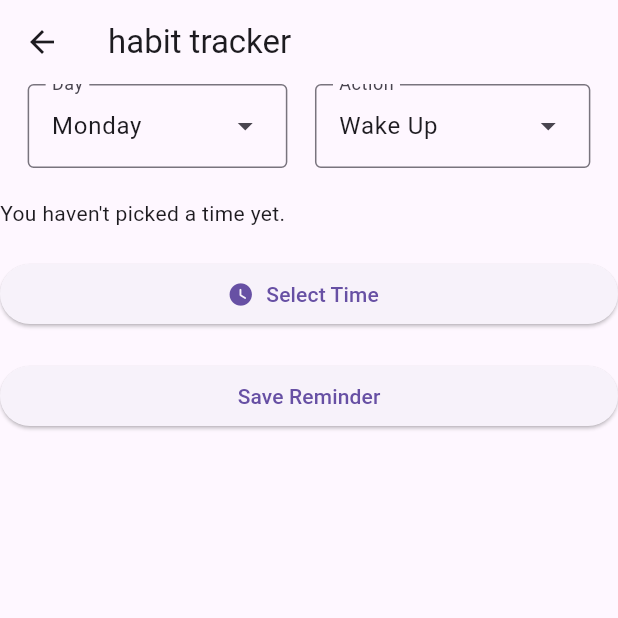
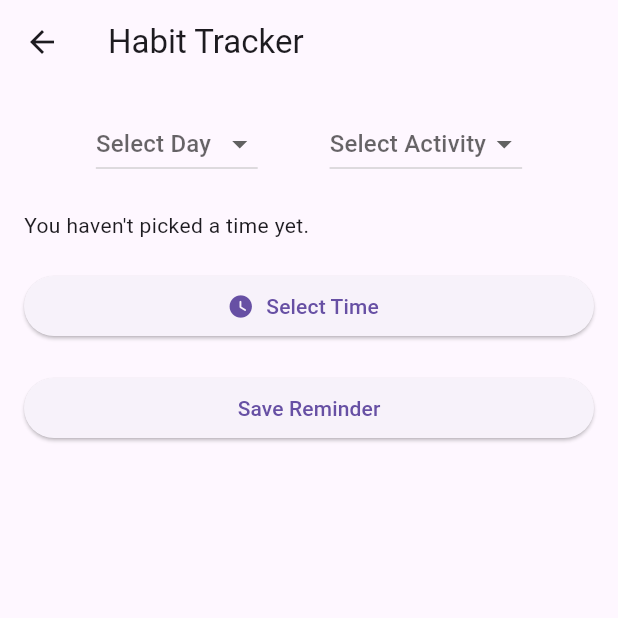
Before and after one commit to gulshankumargiri/habbitTracker, a Flutter app: the screen it shows after launch, after a tap on the "add" icon, on a phone screen of 412 x 824 dp, the top half of it. Run offline on Flutter 3.47's test engine with Material 3 defaults, Android fonts, the phone set to English and light mode, and no system bars; our stand-ins replace flutter_local_notifications, shared_preferences, timezone.

Commit message:
all done ,notifiaction not work

```diff
--- a/lib/creating_task.dart
+++ b/lib/creating_task.dart
@@ -1,15 +1,15 @@
 import 'package:flutter/material.dart';
+import 'package:habbittracker_app/local_stored.dart';
 import 'package:habbittracker_app/reminder_model.dart';
-
-import 'local_stored.dart';
+import 'package:habbittracker_app/task_list.dart';
 
 class CreatingTask extends StatefulWidget {
   const CreatingTask({super.key});
 
-
   @override
   State<CreatingTask> createState() => _CreatingTaskState();
 }
+
 enum DayOfWeek {
   sunday('Sunday'),
   monday('Monday'),
@@ -19,9 +19,10 @@ enum DayOfWeek {
   friday('Friday'),
   saturday('Saturday');
 
-  const DayOfWeek(this.label,);
+  const DayOfWeek(this.label);
   final String label;
 }
+
 enum Activities {
   wake('Wake Up'),
   gym('Go To Gym'),
@@ -33,30 +34,21 @@ enum Activities {
   dinner('Dinner'),
   sleep('Go To Sleep');
 
-  const Activities(this.label,);
+  const Activities(this.label);
   final String label;
 }
-TextEditingController? get dayController => null;
-TextEditingController? get actController => null;
-TimeOfDay? selectedTime;
-
-final day = dayController!.text;
-final act = actController!.text;
-final times = selectedTime != null
-    ? "${selectedTime!.hour}:${selectedTime!.minute}"
-    : "";
-
 
 class _CreatingTaskState extends State<CreatingTask> {
-  var time = selectedTime;
+  DayOfWeek? selectedDay;
+  Activities? selectedActivity;
+  TimeOfDay? selectedTime;
 
   @override
   Widget build(BuildContext context) {
     return Scaffold(
-        appBar: AppBar(
-          title: Text('habit tracker'),
-        ),
-        body: Container(
+      appBar: AppBar(title: const Text('Habit Tracker')),
+      body: Padding(
+        padding: const EdgeInsets.all(16),
         child: Column(
           spacing: 20,
           crossAxisAlignment: CrossAxisAlignment.stretch,
@@ -64,106 +56,114 @@ class _CreatingTaskState extends State<CreatingTask> {
             Row(
               mainAxisAlignment: MainAxisAlignment.spaceEvenly,
               children: [
-                  DropdownMenu<DayOfWeek>(
-                    initialSelection: DayOfWeek.monday,
-                    controller: dayController,
-                    requestFocusOnTap: true,
-                    label: const Text('Day'),
-                    onSelected: (DayOfWeek? color) {
+                DropdownButton<DayOfWeek>(
+                  value: selectedDay,
+                  hint: const Text("Select Day"),
+                  onChanged: (day) {
                     setState(() {
-                        var selectedColor = color;
+                      selectedDay = day;
                     });
                   },
-                    dropdownMenuEntries: DayOfWeek.values
-                        .map<DropdownMenuEntry<DayOfWeek>>(
-                            (DayOfWeek color) {
-                          return DropdownMenuEntry<DayOfWeek>(
-                            value: color,
-                            label: color.label,
-                            enabled: color.label != 'Grey',
-                            style: MenuItemButton.styleFrom(
-                              foregroundColor: Colors.greenAccent,
-                            ),
+                  items: DayOfWeek.values.map((e) {
+                    return DropdownMenuItem(
+                      value: e,
+                      child: Text(e.label),
                     );
                   }).toList(),
                 ),
-                  DropdownMenu<Activities>(
-                    initialSelection: Activities.wake,
-                    controller: actController,
-                    requestFocusOnTap: false,
-                    label: const Text('Action'),
-                    onSelected: (Activities? label) {
+                DropdownButton<Activities>(
+                  value: selectedActivity,
+                  hint: const Text("Select Activity"),
+                  onChanged: (act) {
                     setState(() {
-                        var selectedLabel= label;
-                        print(selectedLabel?.label);
+                      selectedActivity = act;
                     });
                   },
-                    dropdownMenuEntries: Activities.values
-                        .map<DropdownMenuEntry<Activities>>(
-                            (Activities label) {
-                          return DropdownMenuEntry<Activities>(
-                            value: label,
-                            label: label.label,
-                            enabled: label.label != 'Wake',
-                            style: MenuItemButton.styleFrom(
-                              foregroundColor: Colors.greenAccent,
-                            ),
+                  items: Activities.values.map((e) {
+                    return DropdownMenuItem(
+                      value: e,
+                      child: Text(e.label),
                     );
                   }).toList(),
                 ),
-
               ],
             ),
             Text(
-                time == null ? "You haven't picked a time yet." : time!.format(context),
+              selectedTime == null
+                  ? "You haven't picked a time yet."
+                  : selectedTime!.format(context),
             ),
             ElevatedButton.icon(
-                label:Text('Select Time'),
+              icon: const Icon(Icons.watch_later_rounded),
+              label: const Text("Select Time"),
               onPressed: () async {
-                    var pickedTime = await showTimePicker(
+                var picked = await showTimePicker(
                   context: context,
-                      initialEntryMode: TimePickerEntryMode.dial,
                   initialTime: TimeOfDay.now(),
                 );
-
+                if (picked != null) {
                   setState(() {
-                      selectedTime = pickedTime;
+                    selectedTime = picked;
                   });
+                }
               },
-                  icon: Icon(Icons.watch_later_rounded),
-
             ),
-
             ElevatedButton(
               onPressed: () async {
-                  Reminder reminder = Reminder(
-                    day: dayController!.text,
-                    activity: actController?.text,
-                    time: selectedTime != null
-                        ? "${selectedTime!.hour}:${selectedTime!.minute}"
-                        : "", act: '',
+                if (selectedDay != null &&
+                    selectedActivity != null &&
+                    selectedTime != null) {
+                  final reminder = Reminder(
+                    day: selectedDay!.label,
+                    activity: selectedActivity!.label,
+                    time:
+                    "${selectedTime!.hour}:${selectedTime!.minute.toString().padLeft(2, '0')}",
                   );
 
+                  // ✅ Save reminder
                   await saveReminder(reminder);
+
+                  // ✅ Schedule notification with proper String args
+                  await scheduleNotification(
+                    selectedActivity!.label, // title
+                    "Reminder for ${selectedDay!.label} at ${selectedTime!.format(context)}", // body
+                    selectedTime!, // time
+                  );
+
 
                   ScaffoldMessenger.of(context).showMaterialBanner(
                     MaterialBanner(
-                      content: Text("Reminder Saved in SharedPreferences ✅"),
+                      content: const Text("Reminder Saved ✅"),
                       actions: [
                         TextButton(
                           onPressed: () {
-                            ScaffoldMessenger.of(context).hideCurrentMaterialBanner();
+                            ScaffoldMessenger.of(context)
+                                .hideCurrentMaterialBanner();
                           },
-                          child: Text("Dismiss"),
+                          child: const Text("Dismiss"),
                         ),
                       ],
-                  ));
+                    ),
+                  );
+
+                  // ✅ Close screen after delay
+                  Future.delayed(const Duration(seconds: 1), () {
+                    ScaffoldMessenger.of(context)
+                        .hideCurrentMaterialBanner();
                     Navigator.pop(context);
+                  });
+                } else {
+                  ScaffoldMessenger.of(context).showSnackBar(
+                    const SnackBar(
+                        content: Text("Please select all fields first ⚠️")),
+                  );
+                }
               },
-                child: Text("Save Reminder"),
+              child: const Text("Save Reminder"),
             )
           ],
         ),
-        ));
+      ),
+    );
   }
 }
--- a/lib/local_stored.dart
+++ b/lib/local_stored.dart
@@ -3,10 +3,7 @@ import 'package:shared_preferences/shared_preferences.dart';
 
 Future<void> saveReminder(Reminder reminder) async {
   final prefs = await SharedPreferences.getInstance();
-
-  List<String> reminders =
-      prefs.getStringList('reminders') ?? [];
+  List<String> reminders = prefs.getStringList('reminders') ?? [];
   reminders.add(reminder.toJson());
-
   await prefs.setStringList('reminders', reminders);
 }
--- a/lib/main.dart
+++ b/lib/main.dart
@@ -11,14 +11,31 @@ void main() async {
 
   tz.initializeTimeZones();
 
+  // Android ke liye
   const AndroidInitializationSettings initializationSettingsAndroid =
   AndroidInitializationSettings('@mipmap/ic_launcher');
 
-  const InitializationSettings initializationSettings =
-  InitializationSettings(android: initializationSettingsAndroid);
+  // iOS ke liye (agar kabhi use karega)
+  final DarwinInitializationSettings initializationSettingsIOS =
+  DarwinInitializationSettings(
+    requestAlertPermission: true,
+    requestBadgePermission: true,
+    requestSoundPermission: true,
+  );
+
+  final InitializationSettings initializationSettings = InitializationSettings(
+    android: initializationSettingsAndroid,
+    iOS: initializationSettingsIOS,
+  );
 
   // Yaha await lagana zaruri hai
   await flutterLocalNotificationsPlugin.initialize(initializationSettings);
+
+  // Android 13+ ke liye notification permission mangni zaruri hai
+  await flutterLocalNotificationsPlugin
+      .resolvePlatformSpecificImplementation<
+      AndroidFlutterLocalNotificationsPlugin>()
+      ?.requestNotificationsPermission();
 
   runApp(const MyApp());
 }
--- a/lib/reminder_model.dart
+++ b/lib/reminder_model.dart
@@ -1,35 +1,38 @@
 import 'dart:convert';
 
-class Reminder{
+class Reminder {
   final String day;
-  final String act;
+  final String activity; // ✅ act -> activity (match karne ke liye)
+
   final String time;
 
-  Reminder( {
-    required this.day ,
-    required this.act ,
-    required this.time, String? activity,
-});
+  Reminder({
+    required this.day,
+    required this.activity,
+    required this.time,
+  });
 
   @override
   String toString() {
-    return 'Reminder{day: $day, act: $act, time: $time}';
+    return 'Reminder{day: $day, activity: $activity, time: $time}';
   }
-Map<String,dynamic> toMap(){
+
+  Map<String, dynamic> toMap() {
     return {
-      'day':day,
-      'activity':act,
-      'time':time,
+      'day': day,
+      'activity': activity,
+      'time': time,
     };
-}
+  }
 
-factory Reminder.fromMap(Map<String,dynamic> map){
+  factory Reminder.fromMap(Map<String, dynamic> map) {
     return Reminder(
-      day:map['day'],
-      act:map['activity'],
-      time:map['time'],
+      day: map['day'],
+      activity: map['activity'],
+      time: map['time'],
     );
-}
+  }
+
   String toJson() => json.encode(toMap());
 
   factory Reminder.fromJson(String source) =>
--- a/lib/task_list.dart
+++ b/lib/task_list.dart
@@ -4,42 +4,41 @@ import 'package:habbittracker_app/creating_task.dart';
 import 'package:habbittracker_app/main.dart';
 import 'package:habbittracker_app/reminder_model.dart';
 import 'package:shared_preferences/shared_preferences.dart';
-import 'package:timezone/data/latest.dart' as tz;
 import 'package:timezone/timezone.dart' as tz;
 
 class TaskList extends StatefulWidget {
- const TaskList({super.key,});
+  const TaskList({super.key});
 
   @override
   State<TaskList> createState() => _TaskListState();
 }
+
+// 🔹 Delete reminder from local storage
 Future<void> deleteReminder(int index) async {
   final prefs = await SharedPreferences.getInstance();
   List<String> reminders = prefs.getStringList('reminders') ?? [];
   reminders.removeAt(index);
   await prefs.setStringList('reminders', reminders);
 }
+
+// 🔹 Show instant notification
 Future<void> showNotification(String title, String body) async {
-  const AndroidNotificationDetails androidDetails =
-  AndroidNotificationDetails(
+  const androidDetails = AndroidNotificationDetails(
     'reminder_channel',
     'Reminders',
     channelDescription: 'Reminder Notifications',
     importance: Importance.max,
     priority: Priority.high,
     playSound: true,
+    sound:  RawResourceAndroidNotificationSound('alert'),
   );
 
-  const NotificationDetails details = NotificationDetails(android: androidDetails);
+  const details = NotificationDetails(android: androidDetails);
 
-  await flutterLocalNotificationsPlugin.show(
-    0,
-    title,
-    body,
-    details,
-  );
+  await flutterLocalNotificationsPlugin.show(0, title, body, details);
 }
 
+// 🔹 Schedule daily notification (without asking permission)
 Future<void> scheduleNotification(
     String title, String body, TimeOfDay time) async {
   final now = DateTime.now();
@@ -68,48 +67,58 @@ Future<void> scheduleNotification(
     ),
     uiLocalNotificationDateInterpretation:
     UILocalNotificationDateInterpretation.absoluteTime,
-    matchDateTimeComponents: DateTimeComponents.time, // daily repeat
+    matchDateTimeComponents: DateTimeComponents.time, // 🔁 Repeat daily
+    androidScheduleMode:
+    AndroidScheduleMode.inexactAllowWhileIdle, // ✅ No permission needed
   );
 }
 
+// 🔹 Fetch reminders from local storage
 Future<List<Reminder>> getReminders() async {
   final prefs = await SharedPreferences.getInstance();
-  List<String> reminders =
-      prefs.getStringList('reminders') ?? [];
-
+  List<String> reminders = prefs.getStringList('reminders') ?? [];
   return reminders.map((e) => Reminder.fromJson(e)).toList();
 }
+
 class _TaskListState extends State<TaskList> {
-
+  @override
+  void initState() {
+    super.initState();
+    getReminders();
+  }
 
   @override
   Widget build(BuildContext context) {
     return Scaffold(
       appBar: AppBar(
-      title: Text('Tasks'),
+        title: const Text('Tasks'),
         centerTitle: true,
       ),
       floatingActionButton: IconButton(
-        onPressed: (){
-          Navigator.push(context, MaterialPageRoute(builder: (context)=>CreatingTask()));
+        onPressed: () {
+          Navigator.push(
+            context,
+            MaterialPageRoute(builder: (context) => const CreatingTask()),
+          ).then((_) {
+            setState(() {}); // refresh list when coming back
+          });
         },
-        icon:  Icon(Icons.add)),
-    body:
-    Container(
-      child: FutureBuilder(
+        icon: const Icon(Icons.add),
+      ),
+      body: FutureBuilder(
         future: getReminders(),
         builder: (context, snapshot) {
-          if (!snapshot.hasData) return CircularProgressIndicator();
+          if (!snapshot.hasData) return const Center(child: CircularProgressIndicator());
           final reminders = snapshot.data!;
           return ListView.builder(
             itemCount: reminders.length,
             itemBuilder: (context, index) {
               final r = reminders[index];
               return ListTile(
-                title: Text(r.act),
+                title: Text(r.activity),
                 subtitle: Text("${r.day} at ${r.time}"),
                 trailing: IconButton(
-                  icon: Icon(Icons.delete),
+                  icon: const Icon(Icons.delete),
                   onPressed: () async {
                     await deleteReminder(index);
                     setState(() {});
@@ -120,7 +129,6 @@ class _TaskListState extends State<TaskList> {
           );
         },
       ),
-    )
     );
   }
 }
```
Also changed, not shown: 2 other files. Lines whose indentation alone changed are shown as unchanged.
